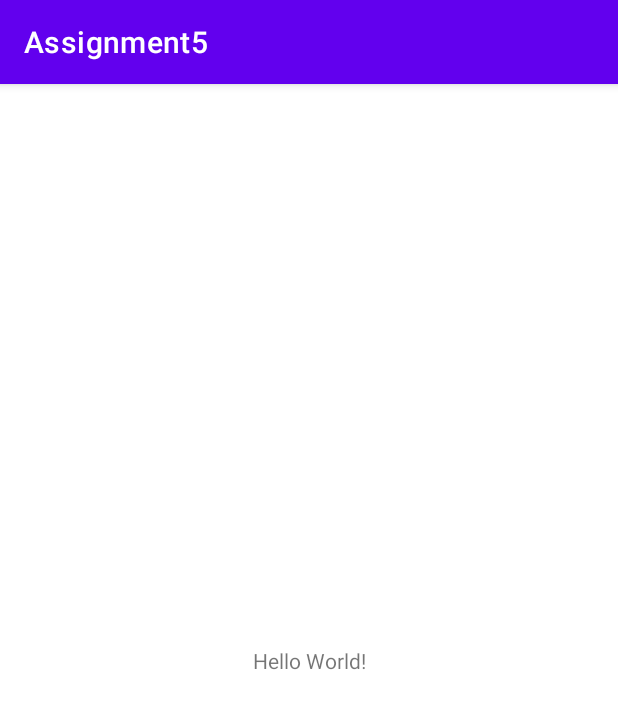
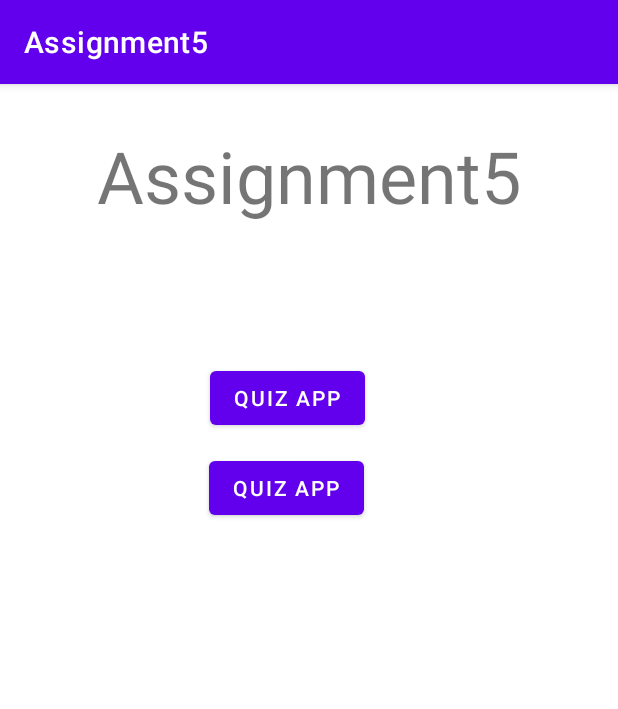
Before and after one commit to xocoo/mobile-assignment5, an Android app: the screen it shows after launch (MainActivity), on a phone screen of 412 x 824 dp. Shown: the top 709 px of the screen. Run offline under Robolectric (Android 15) with nearby library versions, the phone set to English and light mode, and no system bars.

Commit message:
Quiz app completed

```diff
--- a/app/build.gradle
+++ b/app/build.gradle
@@ -33,6 +33,8 @@ android {
 }
 
 dependencies {
+    apply plugin: "kotlin-android"
+    apply plugin: "kotlin-android-extensions"
 
     implementation 'androidx.core:core-ktx:1.7.0'
     implementation 'androidx.appcompat:appcompat:1.5.1'
--- a/app/src/main/java/com/miu/assignment5/MainActivity.kt
+++ b/app/src/main/java/com/miu/assignment5/MainActivity.kt
@@ -1,11 +1,18 @@
 package com.miu.assignment5
 
+import android.content.Intent
+import android.os.Bundle
 import androidx.appcompat.app.AppCompatActivity
-import android.os.Bundle
+import kotlinx.android.synthetic.main.activity_main.*
 
 class MainActivity : AppCompatActivity() {
     override fun onCreate(savedInstanceState: Bundle?) {
         super.onCreate(savedInstanceState)
         setContentView(R.layout.activity_main)
+
+        btn_quiz.setOnClickListener {
+            val quizIntent = Intent(this, QuizApp::class.java)
+            startActivity(quizIntent)
+        }
     }
 }
--- a/app/src/main/res/layout/activity_main.xml
+++ b/app/src/main/res/layout/activity_main.xml
@@ -7,12 +7,37 @@
     tools:context=".MainActivity">
 
     <TextView
+        android:id="@+id/tv_app_title"
         android:layout_width="wrap_content"
         android:layout_height="wrap_content"
-        android:text="Hello World!"
+        android:text="@string/app_name"
+        android:textSize="48sp"
         app:layout_constraintBottom_toBottomOf="parent"
         app:layout_constraintEnd_toEndOf="parent"
         app:layout_constraintStart_toStartOf="parent"
-        app:layout_constraintTop_toTopOf="parent" />
+        app:layout_constraintTop_toTopOf="parent"
+        app:layout_constraintVertical_bias="0.041" />
+
+    <Button
+        android:id="@+id/btn_quiz"
+        android:layout_width="wrap_content"
+        android:layout_height="wrap_content"
+        android:layout_marginTop="92dp"
+        android:text="Quiz App"
+        app:layout_constraintEnd_toEndOf="parent"
+        app:layout_constraintHorizontal_bias="0.454"
+        app:layout_constraintStart_toStartOf="parent"
+        app:layout_constraintTop_toBottomOf="@+id/tv_app_title" />
+
+    <Button
+        android:id="@+id/btn_quiz2"
+        android:layout_width="wrap_content"
+        android:layout_height="wrap_content"
+        android:layout_marginTop="12dp"
+        android:text="Quiz App"
+        app:layout_constraintEnd_toEndOf="parent"
+        app:layout_constraintHorizontal_bias="0.452"
+        app:layout_constraintStart_toStartOf="parent"
+        app:layout_constraintTop_toBottomOf="@+id/btn_quiz" />
 
 </androidx.constraintlayout.widget.ConstraintLayout>
```
Also changed, not shown: app/src/main/AndroidManifest.xml (+7 -0 lines), app/src/main/java/com/miu/assignment5/QuizApp.kt (added, +72 -0 lines), app/src/main/res/layout/activity_quiz_app.xml (added, +128 -0 lines), app/src/main/res/values/strings.xml (+14 -0 lines).
